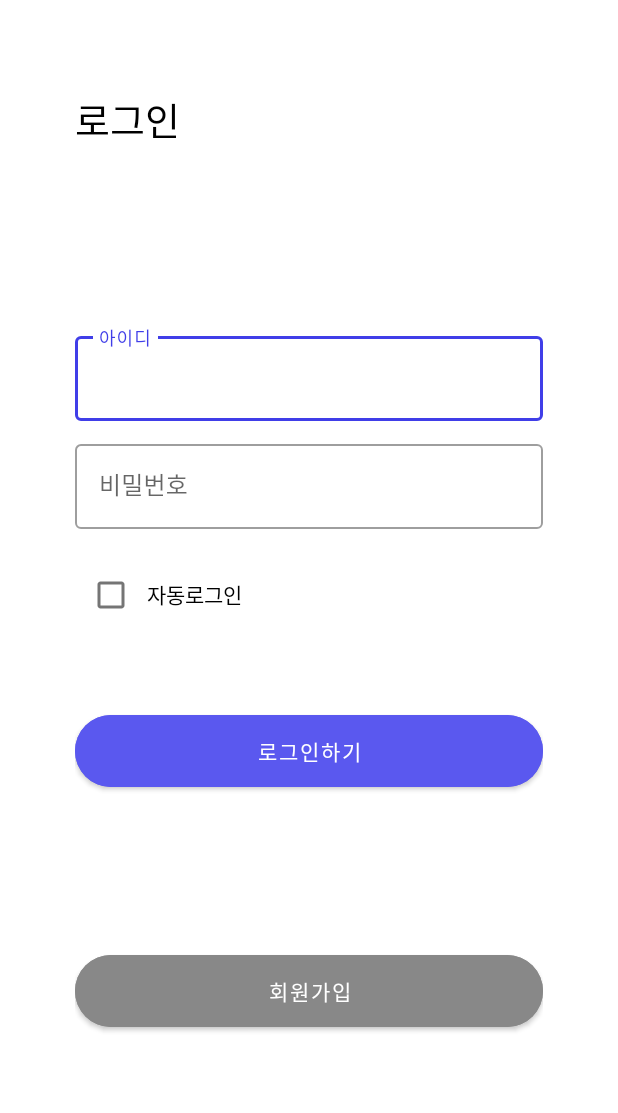
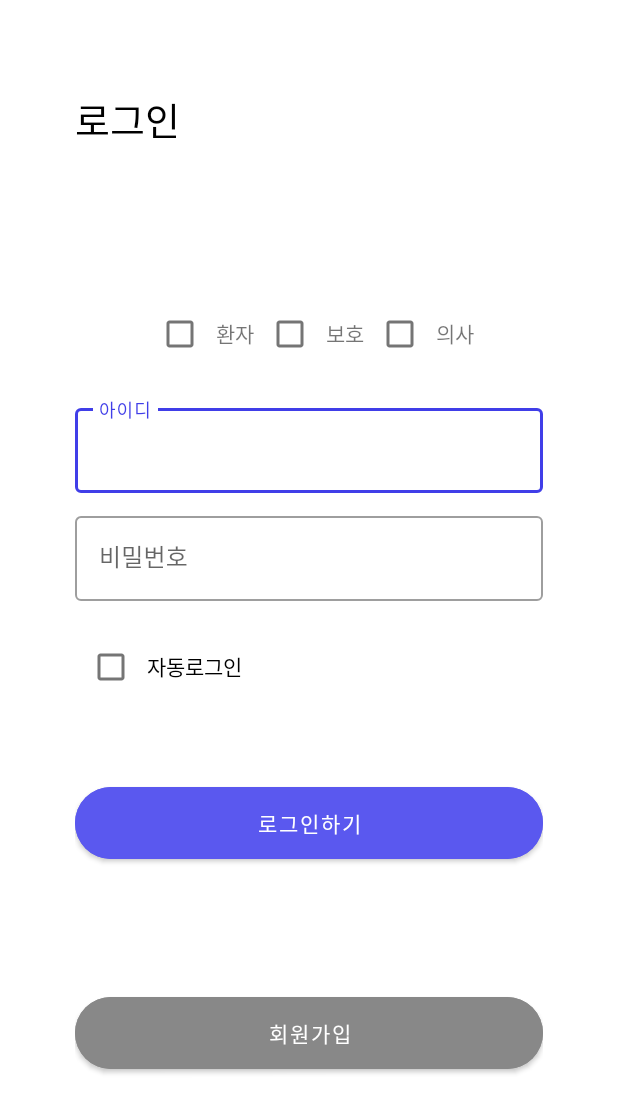
Before and after one commit to jazzyfact/TherapyHome, an Android app: the screen it shows after launch (LoginActivity), on a phone screen of 412 x 824 dp. Shown: the top 1113 px of the screen. Run offline under Robolectric (Android 15) with nearby library versions, the phone set to English and light mode, and no system bars.

Commit message:
로그인 액티비티 수정 체크박스 추가

```diff
--- a/app/src/main/res/layout/activity_login.xml
+++ b/app/src/main/res/layout/activity_login.xml
@@ -23,12 +23,64 @@
             android:textFontWeight="800"
             android:textSize="25sp" />
 
+<!--        체크박스-->
+        <LinearLayout
+            android:layout_width="wrap_content"
+            android:layout_height="wrap_content"
+            android:orientation="horizontal"
+            android:layout_marginTop="100sp"
+            android:layout_gravity="center">
+
+            <LinearLayout
+                android:id="@+id/cb_login_patient_box"
+                android:layout_width="wrap_content"
+                android:layout_height="wrap_content">
+                <CheckBox
+                    android:id="@+id/cb_login_patient"
+                    android:layout_width="wrap_content"
+                    android:layout_height="wrap_content"/>
+                <TextView
+                    android:layout_width="wrap_content"
+                    android:layout_height="wrap_content"
+                    android:text="환자"/>
+
+            </LinearLayout>
+
+            <LinearLayout
+                android:id="@+id/cb_login_guaridan_box"
+                android:layout_width="wrap_content"
+                android:layout_height="wrap_content">
+                <CheckBox
+                    android:id="@+id/cb_login_guaridan"
+                    android:layout_width="wrap_content"
+                    android:layout_height="wrap_content"/>
+                <TextView
+                    android:layout_width="wrap_content"
+                    android:layout_height="wrap_content"
+                    android:text="보호"/>
+
+            </LinearLayout>
+            <LinearLayout
+                android:id="@+id/cb_login_docter_box"
+                android:layout_width="wrap_content"
+                android:layout_height="wrap_content">
+                <CheckBox
+                    android:id="@+id/cb_login_docter"
+                    android:layout_width="wrap_content"
+                    android:layout_height="wrap_content"/>
+                <TextView
+                    android:layout_width="wrap_content"
+                    android:layout_height="wrap_content"
+                    android:text="의사"/>
+
+            </LinearLayout>
+        </LinearLayout>
         <!--            회원가입 입력하는곳-->
         <com.google.android.material.textfield.TextInputLayout
             style="@style/Widget.MaterialComponents.TextInputLayout.OutlinedBox"
             android:layout_width="match_parent"
             android:layout_height="wrap_content"
-            android:layout_marginTop="120dp">
+            android:layout_marginTop="20dp">
 
             <com.google.android.material.textfield.TextInputEditText
                 android:id="@+id/et_enter_id"
@@ -90,7 +142,7 @@
             android:layout_width="match_parent"
             android:layout_height="60sp"
             android:layout_gravity="center_horizontal"
-            android:layout_marginTop="100dp"
+            android:layout_marginTop="80dp"
             android:backgroundTint="#888"
             android:text="회원가입"
             android:textColor="#fff"
```
